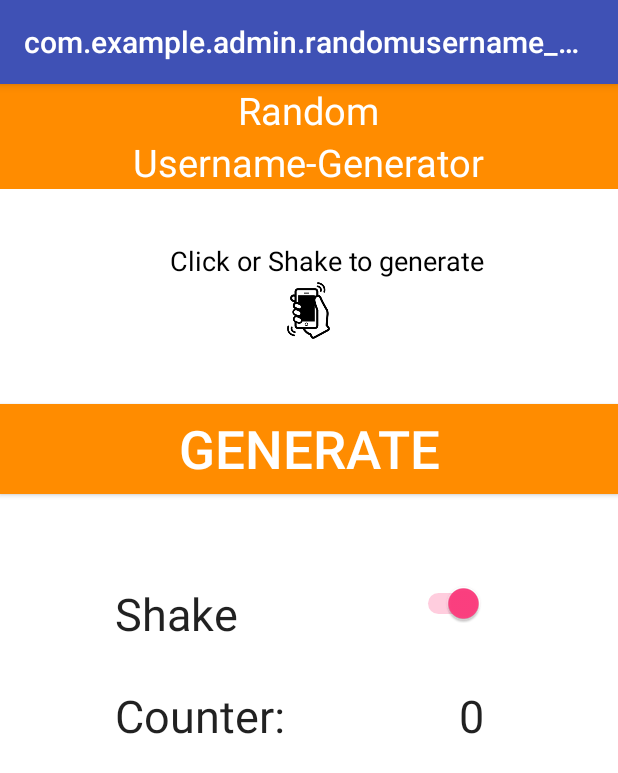
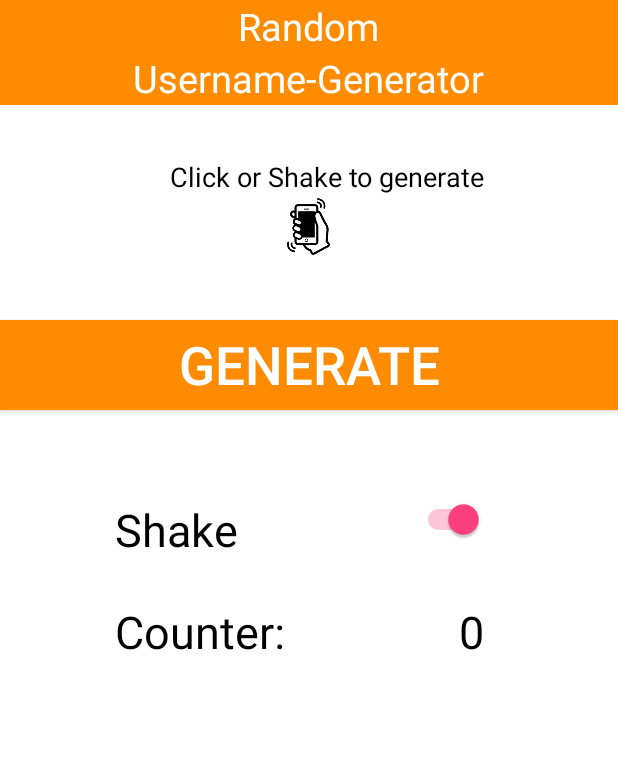
Before and after one commit to FlorianBecher/random_generator, an Android app: the screen it shows after launch (MainActivity), on a phone screen of 412 x 824 dp. Shown: the top 773 px of the screen. Run offline under Robolectric (Android 15) with nearby library versions, the phone set to English and light mode, and no system bars.

Commit message:
Working app without shaking no header no shaking with counter

```diff
--- a/app/src/main/AndroidManifest.xml
+++ b/app/src/main/AndroidManifest.xml
@@ -4,7 +4,7 @@
 
     <application
         android:allowBackup="true"
-        android:icon="@mipmap/ic_launcher"
+        android:icon="@mipmap/logo"
         android:supportsRtl="true"
         android:theme="@style/AppTheme">
         <activity android:name=".MainActivity">
--- a/app/src/main/java/com/example/admin/randomusername_generator/GenerateActivity.java
+++ b/app/src/main/java/com/example/admin/randomusername_generator/GenerateActivity.java
@@ -21,6 +21,7 @@ public class GenerateActivity extends AppCompatActivity {
     protected void onCreate(Bundle savedInstanceState) {
         super.onCreate(savedInstanceState);
         setContentView(R.layout.activity_generate);
+        generateName(null);
     }
 
     public void generateName(View v){
--- a/app/src/main/res/layout/activity_home.xml
+++ b/app/src/main/res/layout/activity_home.xml
@@ -2,8 +2,7 @@
     xmlns:tools="http://schemas.android.com/tools"
     android:layout_width="match_parent"
     android:layout_height="match_parent"
-    android:background="#0099cc"
-    tools:context="com.example.admin.random_username_generator.Home_activity">
+    android:background="#0099cc">
 
     <!-- The primary full-screen view. This can be replaced with whatever view
          is needed to present your content, e.g. VideoView, SurfaceView,
@@ -104,7 +103,8 @@
             android:layout_toStartOf="@+id/textView3"
             android:text="Shake"
             android:textAppearance="?android:attr/textAppearanceLarge"
-            android:textSize="30dp" />
+            android:textSize="30dp"
+            android:textColor="#000000" />
 
         <TextView
             android:id="@+id/textView6"
@@ -116,7 +116,8 @@
             android:layout_marginTop="27dp"
             android:text="Counter:"
             android:textAppearance="?android:attr/textAppearanceLarge"
-            android:textSize="30dp" />
+            android:textSize="30dp"
+            android:textColor="#000000" />
 
         <Switch
             android:id="@+id/switch1"
@@ -137,7 +138,8 @@
             android:layout_alignTop="@+id/textView6"
             android:text="@string/count"
             android:textAppearance="?android:attr/textAppearanceLarge"
-            android:textSize="30dp" />
+            android:textSize="30dp"
+            android:textColor="#000000" />
 
         <ImageView
             android:layout_width="wrap_content"
--- a/app/src/main/res/values/styles.xml
+++ b/app/src/main/res/values/styles.xml
@@ -1,7 +1,7 @@
 <resources>
 
     <!-- Base application theme. -->
-    <style name="AppTheme" parent="Theme.AppCompat.Light.DarkActionBar">
+    <style name="AppTheme" parent="Theme.AppCompat.NoActionBar">
         <!-- Customize your theme here. -->
         <item name="colorPrimary">@color/colorPrimary</item>
         <item name="colorPrimaryDark">@color/colorPrimaryDark</item>
```
Also changed, not shown: app/src/main/res/layout/activity_generate.xml (+6 -3 lines), app/src/main/res/mipmap-hdpi/ic_launcher.png (deleted), app/src/main/res/mipmap-mdpi/ic_launcher.png (deleted), app/src/main/res/mipmap-xhdpi/ic_launcher.png (deleted), app/src/main/res/mipmap-xxhdpi/ic_launcher.png (deleted), app/src/main/res/mipmap-xxxhdpi/ic_launcher.png (deleted), app/src/main/res/mipmap/logo.png (added).
